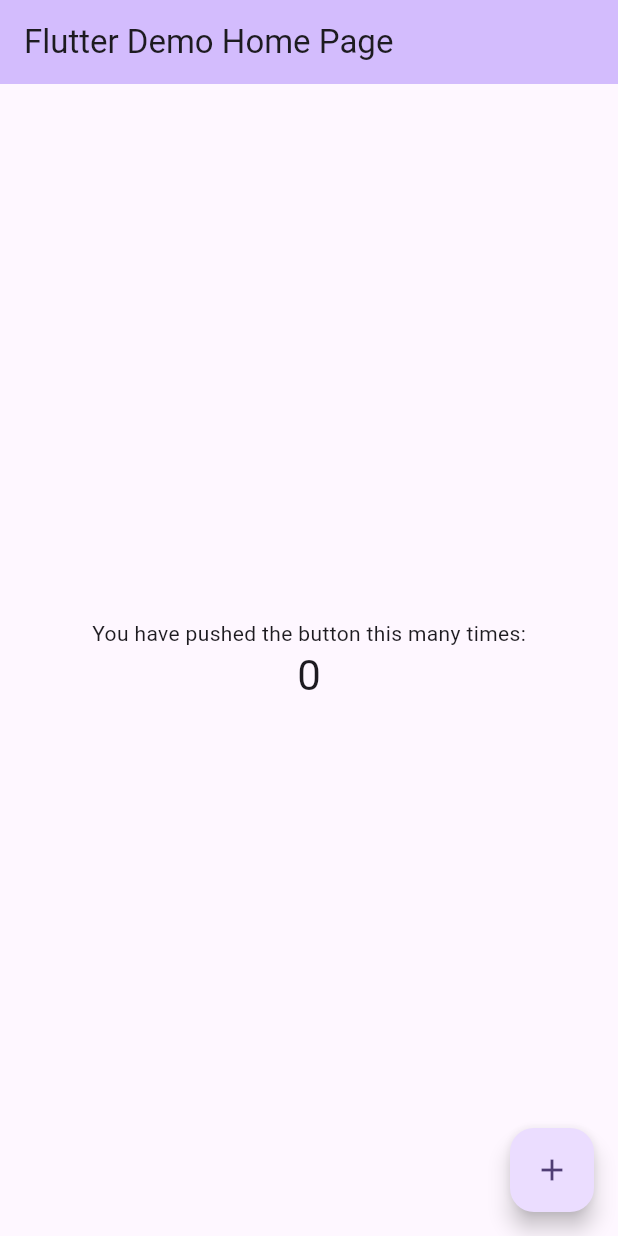
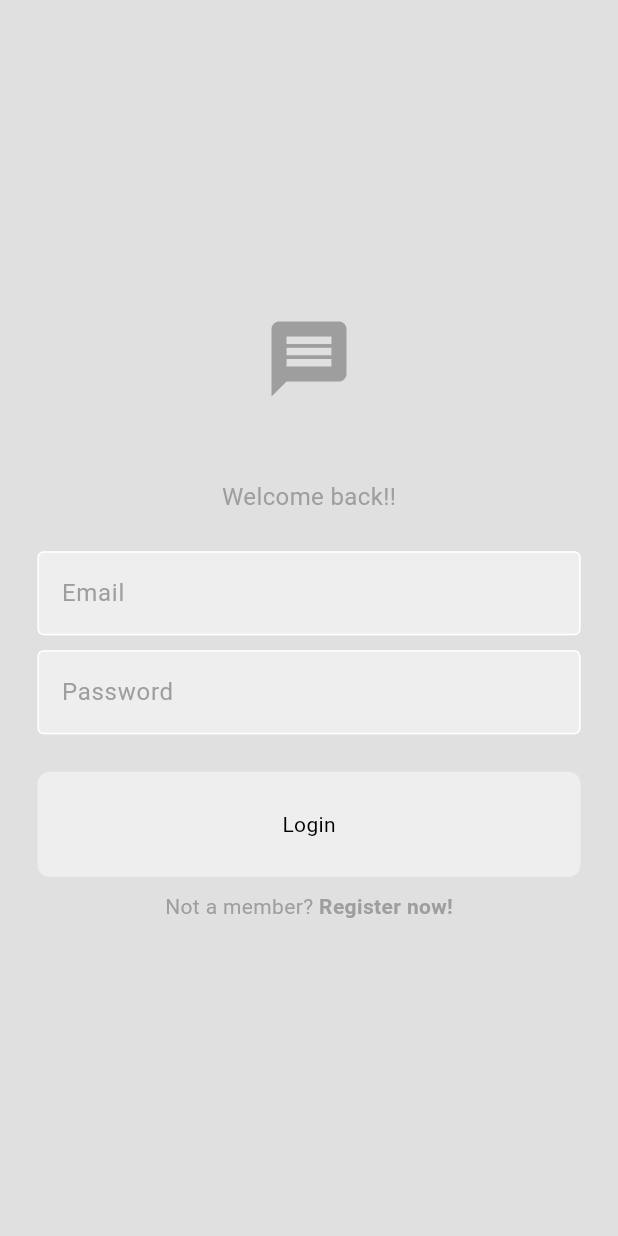
Before and after one commit to justbytes/flutter_chat_app, a Flutter app: the screen it shows after launch, on a phone screen of 412 x 824 dp. Run offline on Flutter 3.47's test engine with Material 3 defaults, Android fonts, the phone set to English and light mode, and no system bars.

Commit message:
login and register pages ready

```diff
--- /dev/null
+++ b/lib/auth/login_or_register.dart
@@ -0,0 +1,31 @@
+import 'package:flutter/material.dart';
+import 'package:flutter_chat_app/pages/login_page.dart';
+import 'package:flutter_chat_app/pages/register_page.dart';
+
+class LoginOrRegister extends StatefulWidget {
+  const LoginOrRegister({super.key});
+
+  @override
+  State<LoginOrRegister> createState() => _LoginOrRegisterState();
+}
+
+class _LoginOrRegisterState extends State<LoginOrRegister> {
+  bool showLoginPage = true;
+
+  void togglePages() {
+    setState(() {
+      showLoginPage = !showLoginPage;
+    });
+  }
+
+  @override
+  Widget build(BuildContext context) {
+    if (showLoginPage) {
+      return LoginPage(
+        onTap: togglePages,
+      );
+    } else {
+      return RegisterPage(onTap: togglePages);
+    }
+  }
+}
--- a/lib/main.dart
+++ b/lib/main.dart
@@ -1,4 +1,7 @@
 import 'package:flutter/material.dart';
+
+import 'package:flutter_chat_app/themes/light_mode.dart';
+import 'auth/login_or_register.dart';
 
 void main() {
   runApp(const MyApp());
@@ -7,119 +10,12 @@ void main() {
 class MyApp extends StatelessWidget {
   const MyApp({super.key});
 
-  // This widget is the root of your application.
   @override
   Widget build(BuildContext context) {
     return MaterialApp(
-      title: 'Flutter Demo',
-      theme: ThemeData(
-        // This is the theme of your application.
-        //
-        // TRY THIS: Try running your application with "flutter run". You'll see
-        // the application has a purple toolbar. Then, without quitting the app,
-        // try changing the seedColor in the colorScheme below to Colors.green
-        // and then invoke "hot reload" (save your changes or press the "hot
-        // reload" button in a Flutter-supported IDE, or press "r" if you used
-        // the command line to start the app).
-        //
-        // Notice that the counter didn't reset back to zero; the application
-        // state is not lost during the reload. To reset the state, use hot
-        // restart instead.
-        //
-        // This works for code too, not just values: Most code changes can be
-        // tested with just a hot reload.
-        colorScheme: ColorScheme.fromSeed(seedColor: Colors.deepPurple),
-        useMaterial3: true,
-      ),
-      home: const MyHomePage(title: 'Flutter Demo Home Page'),
-    );
+      debugShowCheckedModeBanner: false,
+      home: LoginOrRegister(),
+      theme: lightMode,
+    ); // MaterialApp
   }
 }
-
-class MyHomePage extends StatefulWidget {
-  const MyHomePage({super.key, required this.title});
-
-  // This widget is the home page of your application. It is stateful, meaning
-  // that it has a State object (defined below) that contains fields that affect
-  // how it looks.
-
-  // This class is the configuration for the state. It holds the values (in this
-  // case the title) provided by the parent (in this case the App widget) and
-  // used by the build method of the State. Fields in a Widget subclass are
-  // always marked "final".
-
-  final String title;
-
-  @override
-  State<MyHomePage> createState() => _MyHomePageState();
-}
-
-class _MyHomePageState extends State<MyHomePage> {
-  int _counter = 0;
-
-  void _incrementCounter() {
-    setState(() {
-      // This call to setState tells the Flutter framework that something has
-      // changed in this State, which causes it to rerun the build method below
-      // so that the display can reflect the updated values. If we changed
-      // _counter without calling setState(), then the build method would not be
-      // called again, and so nothing would appear to happen.
-      _counter++;
-    });
-  }
-
-  @override
-  Widget build(BuildContext context) {
-    // This method is rerun every time setState is called, for instance as done
-    // by the _incrementCounter method above.
-    //
-    // The Flutter framework has been optimized to make rerunning build methods
-    // fast, so that you can just rebuild anything that needs updating rather
-    // than having to individually change instances of widgets.
-    return Scaffold(
-      appBar: AppBar(
-        // TRY THIS: Try changing the color here to a specific color (to
-        // Colors.amber, perhaps?) and trigger a hot reload to see the AppBar
-        // change color while the other colors stay the same.
-        backgroundColor: Theme.of(context).colorScheme.inversePrimary,
-        // Here we take the value from the MyHomePage object that was created by
-        // the App.build method, and use it to set our appbar title.
-        title: Text(widget.title),
-      ),
-      body: Center(
-        // Center is a layout widget. It takes a single child and positions it
-        // in the middle of the parent.
-        child: Column(
-          // Column is also a layout widget. It takes a list of children and
-          // arranges them vertically. By default, it sizes itself to fit its
-          // children horizontally, and tries to be as tall as its parent.
-          //
-          // Column has various properties to control how it sizes itself and
-          // how it positions its children. Here we use mainAxisAlignment to
-          // center the children vertically; the main axis here is the vertical
-          // axis because Columns are vertical (the cross axis would be
-          // horizontal).
-          //
-          // TRY THIS: Invoke "debug painting" (choose the "Toggle Debug Paint"
-          // action in the IDE, or press "p" in the console), to see the
-          // wireframe for each widget.
-          mainAxisAlignment: MainAxisAlignment.center,
-          children: <Widget>[
-            const Text(
-              'You have pushed the button this many times:',
-            ),
-            Text(
-              '$_counter',
-              style: Theme.of(context).textTheme.headlineMedium,
-            ),
-          ],
-        ),
-      ),
-      floatingActionButton: FloatingActionButton(
-        onPressed: _incrementCounter,
-        tooltip: 'Increment',
-        child: const Icon(Icons.add),
-      ), // This trailing comma makes auto-formatting nicer for build methods.
-    );
-  }
-}
--- /dev/null
+++ b/lib/pages/components/custom_button.dart
@@ -0,0 +1,30 @@
+import 'package:flutter/material.dart';
+
+class CustomButton extends StatelessWidget {
+  final void Function()? onTap;
+  final String text;
+
+  const CustomButton({
+    super.key,
+    required this.text,
+    required this.onTap,
+  });
+
+  @override
+  Widget build(BuildContext context) {
+    return GestureDetector(
+      onTap: onTap,
+      child: Container(
+        decoration: BoxDecoration(
+          color: Theme.of(context).colorScheme.secondary,
+          borderRadius: BorderRadius.circular(8),
+        ),
+        padding: const EdgeInsets.all(25),
+        margin: const EdgeInsets.symmetric(horizontal: 25),
+        child: Center(
+          child: Text(text),
+        ),
+      ),
+    );
+  }
+}
--- /dev/null
+++ b/lib/pages/components/custom_textfield.dart
@@ -0,0 +1,39 @@
+import 'package:flutter/material.dart';
+
+class CustomTextField extends StatelessWidget {
+  final bool obscureText;
+  final String hintText;
+  final TextEditingController controller;
+
+  const CustomTextField({
+    super.key,
+    required this.hintText,
+    required this.obscureText,
+    required this.controller,
+  });
+
+  @override
+  Widget build(BuildContext context) {
+    return Padding(
+      padding: const EdgeInsets.symmetric(horizontal: 25.0),
+      child: TextField(
+        obscureText: obscureText,
+        controller: controller,
+        decoration: InputDecoration(
+          enabledBorder: OutlineInputBorder(
+            borderSide:
+                BorderSide(color: Theme.of(context).colorScheme.tertiary),
+          ),
+          focusedBorder: OutlineInputBorder(
+            borderSide:
+                BorderSide(color: Theme.of(context).colorScheme.primary),
+          ),
+          fillColor: Theme.of(context).colorScheme.secondary,
+          filled: true,
+          hintText: hintText,
+          hintStyle: TextStyle(color: Theme.of(context).colorScheme.primary),
+        ),
+      ),
+    );
+  }
+}
--- /dev/null
+++ b/lib/pages/login_page.dart
@@ -0,0 +1,99 @@
+import 'package:flutter/material.dart';
+import 'package:flutter/widgets.dart';
+import 'package:flutter_chat_app/pages/components/custom_button.dart';
+import 'package:flutter_chat_app/pages/components/custom_textfield.dart';
+
+class LoginPage extends StatelessWidget {
+  final TextEditingController _emailController = TextEditingController();
+  final TextEditingController _pwController = TextEditingController();
+
+  final void Function()? onTap;
+
+  LoginPage({
+    super.key,
+    required this.onTap,
+  });
+
+  void login() {}
+
+  @override
+  Widget build(BuildContext context) {
+    return Scaffold(
+      backgroundColor: Theme.of(context).colorScheme.background,
+      body: Center(
+        child: Column(
+          mainAxisAlignment: MainAxisAlignment.center,
+          children: [
+            // logo
+            Icon(
+              Icons.message,
+              size: 60,
+              color: Theme.of(context).colorScheme.primary,
+            ),
+
+            const SizedBox(height: 50),
+
+            // Welcome back message
+            Text(
+              "Welcome back!!",
+              style: TextStyle(
+                color: Theme.of(context).colorScheme.primary,
+                fontSize: 16,
+              ),
+            ),
+
+            const SizedBox(height: 25),
+
+            // email textfield
+            CustomTextField(
+              hintText: "Email",
+              obscureText: false,
+              controller: _emailController,
+            ),
+
+            const SizedBox(height: 10),
+
+            // password textfield
+            CustomTextField(
+              hintText: "Password",
+              obscureText: true,
+              controller: _pwController,
+            ),
+
+            const SizedBox(height: 25),
+
+            // log in button
+
+            CustomButton(
+              text: "Login",
+              onTap: login,
+            ),
+
+            const SizedBox(height: 10),
+
+            // register button
+            Row(
+              mainAxisAlignment: MainAxisAlignment.center,
+              children: [
+                Text(
+                  "Not a member? ",
+                  style:
+                      TextStyle(color: Theme.of(context).colorScheme.primary),
+                ),
+                GestureDetector(
+                  onTap: onTap,
+                  child: Text(
+                    "Register now!",
+                    style: TextStyle(
+                        fontWeight: FontWeight.bold,
+                        color: Theme.of(context).colorScheme.primary),
+                  ),
+                ),
+              ],
+            ),
+          ],
+        ),
+      ),
+    );
+  }
+}
--- /dev/null
+++ b/lib/themes/light_mode.dart
@@ -0,0 +1,11 @@
+import 'package:flutter/material.dart';
+
+ThemeData lightMode = ThemeData(
+  colorScheme: ColorScheme.light(
+    background: Colors.grey.shade300,
+    primary: Colors.grey.shade500,
+    secondary: Colors.grey.shade200,
+    tertiary: Colors.white,
+    inversePrimary: Colors.grey.shade900,
+  ),
+);
```
Also changed, not shown: lib/pages/register_page.dart (added, +108 -0 lines).
